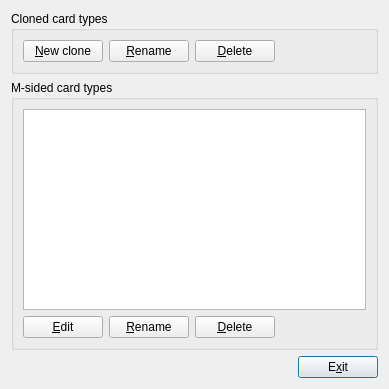
Old version of the form mnemosyne/pyqt_ui/manage_card_types_dlg.ui in the repository mnemosyne-proj/mnemosyne.
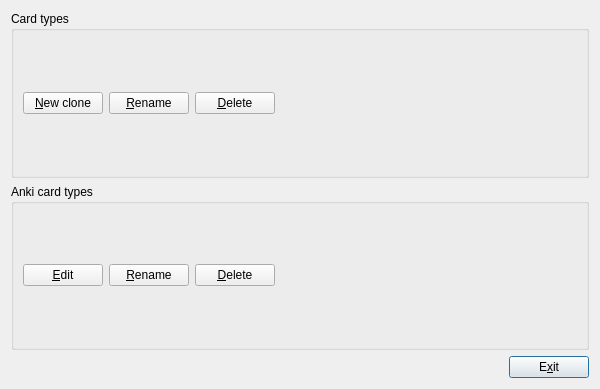
New version of the form.

Patch:
```diff
--- a/mnemosyne/pyqt_ui/manage_card_types_dlg.ui
+++ b/mnemosyne/pyqt_ui/manage_card_types_dlg.ui
@@ -6,13 +6,13 @@
    <rect>
     <x>0</x>
     <y>0</y>
-    <width>389</width>
+    <width>600</width>
     <height>389</height>
    </rect>
   </property>
   <property name="minimumSize">
    <size>
-    <width>300</width>
+    <width>600</width>
     <height>240</height>
    </size>
   </property>
@@ -25,7 +25,7 @@
      <item>
       <widget class="QGroupBox" name="cloned_card_types_box">
        <property name="title">
-        <string>Cloned card types</string>
+        <string>Card types</string>
        </property>
        <layout class="QVBoxLayout" name="vertical_layout_clones">
 
@@ -73,12 +73,9 @@
      <item>
       <widget class="QGroupBox" name="M_sided_card_types_box">
        <property name="title">
-        <string>M-sided card types</string>
+        <string>Anki card types</string>
        </property>
-       <layout class="QVBoxLayout" name="vertical_layout_M_sided">
-        <item>
-        <widget class="QListWidget" name="M_sided_card_types"/>
-        </item>
+       <layout class="QVBoxLayout" name="vertical_layout_Anki_card_types">
         <item>
          <layout class="QHBoxLayout" name="horizontalLayout">
           <item>
```
Left out of the diff: 37 changed lines with no effect on the pictures.
